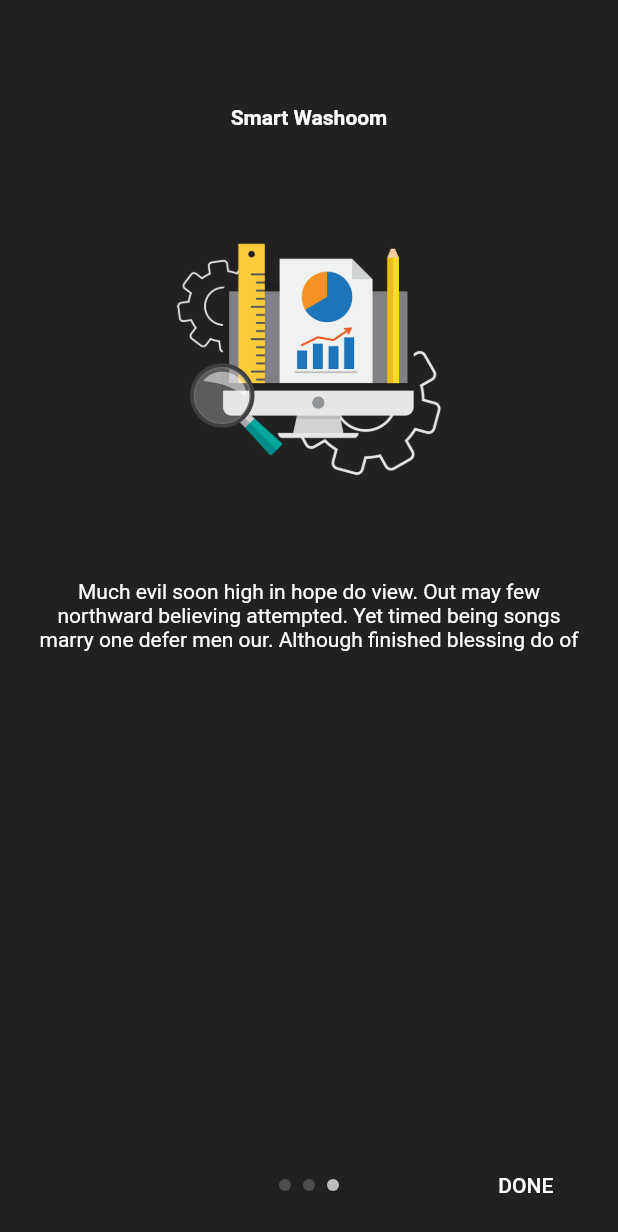
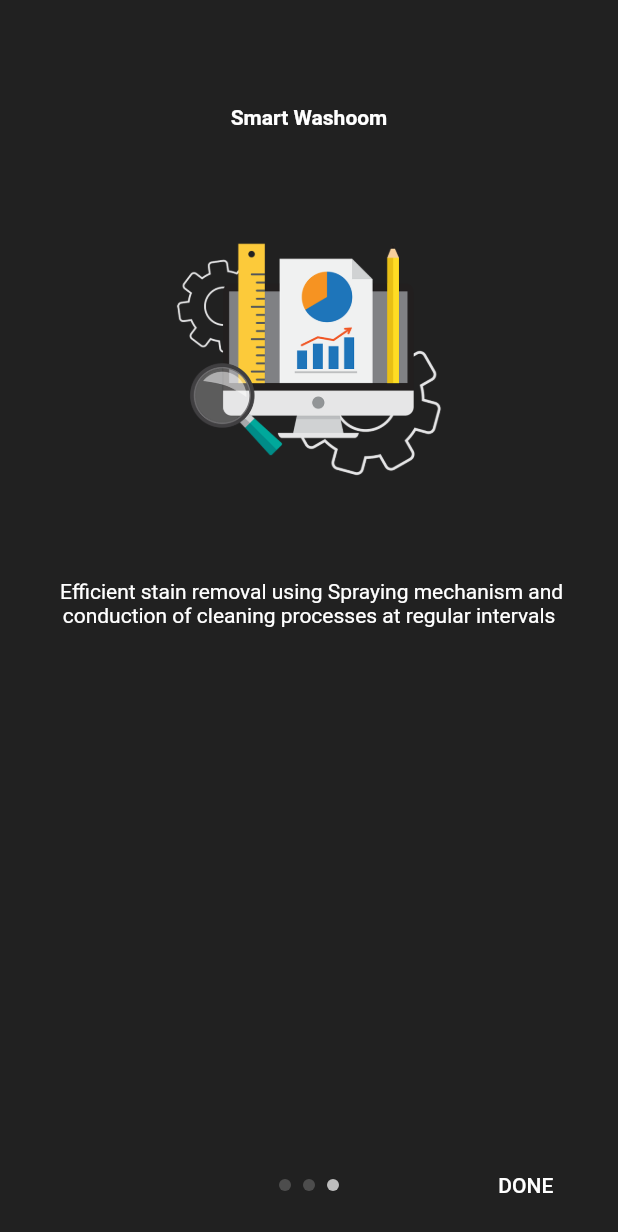
Before and after one commit to saakshidixit2305/smartwashroom, a Flutter app: the screen it shows after launch, swiped to page 3, on a phone screen of 412 x 824 dp. Shown: the top 1232 px of the screen. Run offline on Flutter 3.47's test engine with Material 2 defaults, Android fonts, the light colour scheme and no system bars; drawn by our look-alikes of intro_slider.

Commit message:
content added

```diff
--- a/smart/lib/src/ui/pages/intro.dart
+++ b/smart/lib/src/ui/pages/intro.dart
@@ -19,7 +19,7 @@ class _IntroState extends State<Intro> {
     slides.add(
       new Slide(
         title: "Smart Washoom",
-        description: "Auto Dectection and Alertness system through real time monitoring",
+        description: "Auto Dectection of Ammonia gas and Alertness system through real time monitoring",
         pathImage: "assets/slider_home.png",
         backgroundColor: Color(0xff212121),
           styleDescription: TextStyle(color: Colors.white),
@@ -29,7 +29,7 @@ class _IntroState extends State<Intro> {
     slides.add(
       new Slide(
         title: "Smart Washoom",
-        description: "Ye indulgence unreserved connection alteration appearance",
+        description: "Efficient removal of germs using Ultraviolet lamps",
         pathImage: "assets/slider_security.png",
         backgroundColor: Color(0xff212121),
           styleDescription: TextStyle(color: Colors.white),
@@ -40,7 +40,7 @@ class _IntroState extends State<Intro> {
       new Slide(
         title: "Smart Washoom",
         description:
-        "Much evil soon high in hope do view. Out may few northward believing attempted. Yet timed being songs marry one defer men our. Although finished blessing do of",
+        " Efficient stain removal using Spraying mechanism and conduction of cleaning processes at regular intervals",
         pathImage: "assets/slider_analysis.png",
         backgroundColor: Color(0xff212121),
         styleDescription: TextStyle(color: Colors.white),
```
